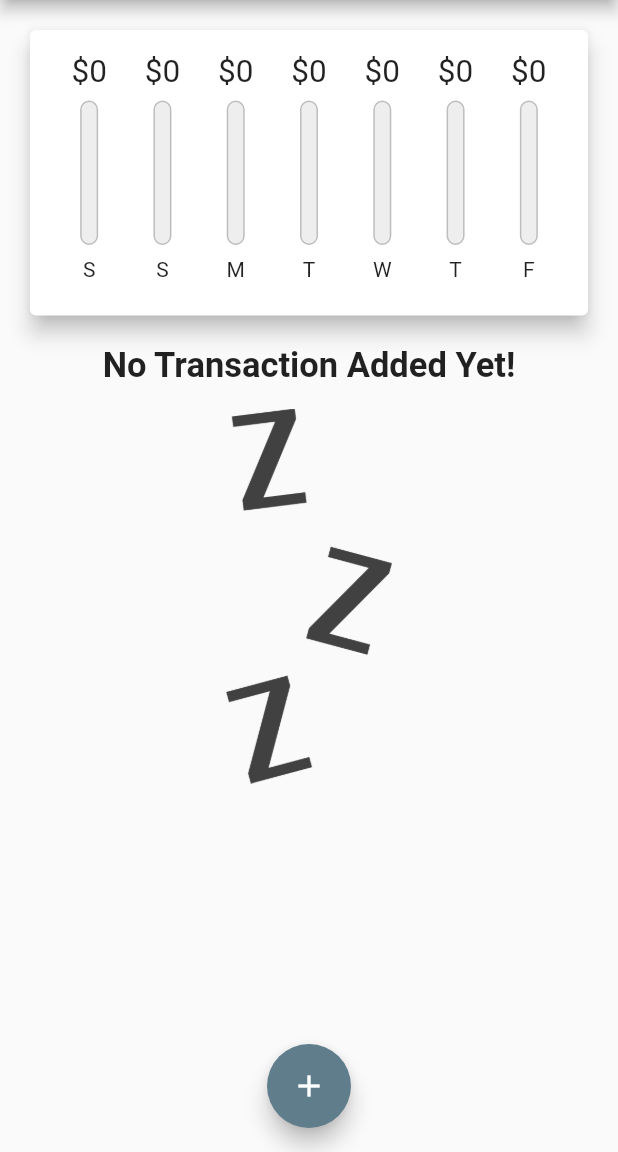
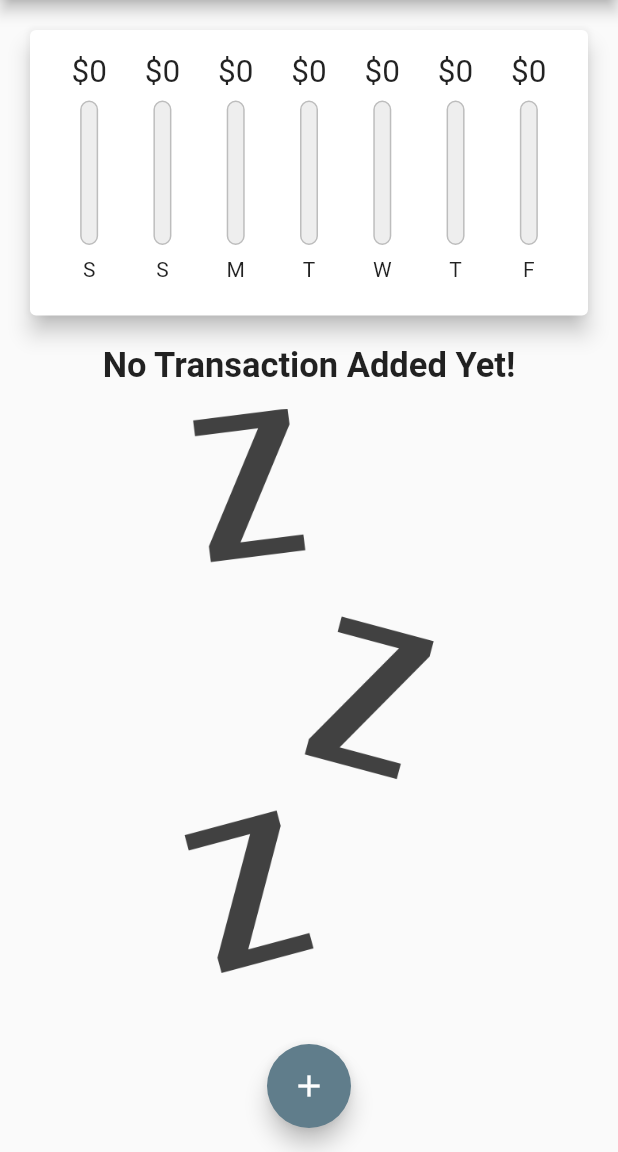
Before and after one commit to LayzeePreneur/Levy, a Flutter app: the screen it shows after launch, on a phone screen of 412 x 824 dp, the part 84-1236 px from its top. Run offline on Flutter 3.47's test engine with Material 2 defaults, Android fonts, the light colour scheme and no system bars.

Commit message:
Fix no transaction image responsive

```diff
--- a/lib/main.dart
+++ b/lib/main.dart
@@ -109,7 +109,8 @@ class _HomeScreenState extends State<HomeScreen> {
                     appBar.preferredSize.height) *
                 0.7,
             child: _txList.isEmpty
-                ? Container(
+                ? LayoutBuilder(builder: (context, constraints) {
+                    return Container(
                       alignment: Alignment.center,
                       child: Column(
                         children: <Widget>[
@@ -120,11 +121,12 @@ class _HomeScreenState extends State<HomeScreen> {
                           SizedBox(height: 15),
                           Image.asset(
                             'assets/images/waiting.png',
-                          height: 250,
+                            height: constraints.maxHeight * 0.7,
                           ),
                         ],
                       ),
-                  )
+                    );
+                  })
                 : Container(
                     child: ListView.builder(
                       itemCount: _txList.length,
```
Lines whose indentation alone changed are shown as unchanged.
